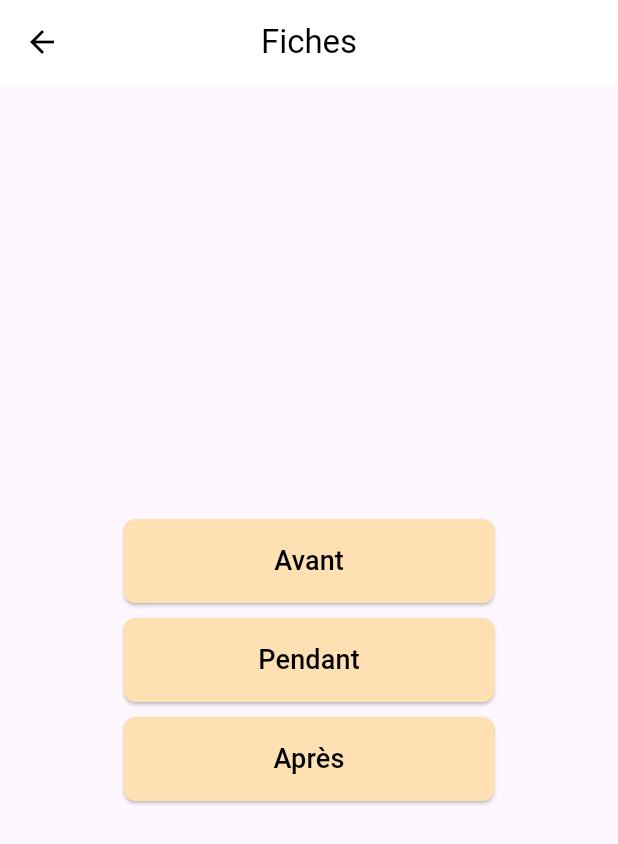
After one commit to Mohamedthiam1/shakeup, a Flutter app: the FicheScreen screen opened directly, on a phone screen of 412 x 824 dp. The commit adds this screen. Shown: the top 844 px of the screen. Run offline on Flutter 3.47's test engine with Material 3 defaults, Android fonts, the phone set to English and light mode, and no system bars.

Commit message:
Some quick changes

```diff
--- a/lib/main.dart
+++ b/lib/main.dart
@@ -16,7 +16,8 @@ class MyApp extends StatelessWidget {
   @override
   Widget build(BuildContext context) {
     return MaterialApp(
-      home: SalonPage(),
+      debugShowCheckedModeBanner: false,
+      home: const SalonPage(),
       routes: {
         '/privacy': (context) => const PrivacyPolicyPage(),
         '/terms': (context) => const TermsPage(),
--- /dev/null
+++ b/lib/pages/fiche_screen.dart
@@ -0,0 +1,89 @@
+import 'package:flutter/material.dart';
+
+class FicheScreen extends StatefulWidget {
+  const FicheScreen({super.key});
+
+  @override
+  State<FicheScreen> createState() => _FicheScreenState();
+}
+
+class _FicheScreenState extends State<FicheScreen> {
+  @override
+  Widget build(BuildContext context) {
+    return Scaffold(
+      appBar: AppBar(
+        title: Text(
+          'Fiches',
+          style: TextStyle(color: Colors.black), // Texte en noir dans l'AppBar
+        ),
+        centerTitle: true,
+        backgroundColor: Colors.white, // Couleur de fond blanche pour l'AppBar
+        elevation: 0, // Supprime l'ombre de l'AppBar pour un look plus propre
+        iconTheme: IconThemeData(color: Colors.black), // Icônes de l'AppBar en noir, si présentes
+      ),
+      body: Center(
+        child: Column(
+          mainAxisAlignment: MainAxisAlignment.center,
+          children: [
+            // Bouton "Avant" avec coins légèrement carrés
+            SizedBox(
+              width: MediaQuery.of(context).size.width * 0.6, // 60% de la largeur de l'écran
+              child: ElevatedButton(
+                onPressed: () {
+                  // Action pour "Avant"
+                },
+                style: ElevatedButton.styleFrom(
+                  backgroundColor: Colors.orange.shade100, // Fond du bouton en orange clair
+                  foregroundColor: Colors.black, // Texte en noir
+                  padding: EdgeInsets.symmetric(vertical: 15), // Hauteur ajustée
+                  shape: RoundedRectangleBorder(
+                    borderRadius: BorderRadius.circular(8), // Coins légèrement arrondis (valeur réduite)
+                  ),
+                ),
+                child: Text('Avant', style: TextStyle(fontSize: 18)),
+              ),
+            ),
+            SizedBox(height: 10),
+            // Bouton "Pendant" avec coins légèrement carrés
+            SizedBox(
+              width: MediaQuery.of(context).size.width * 0.6,
+              child: ElevatedButton(
+                onPressed: () {
+                  // Action pour "Pendant"
+                },
+                style: ElevatedButton.styleFrom(
+                  backgroundColor: Colors.orange.shade100,
+                  foregroundColor: Colors.black,
+                  padding: EdgeInsets.symmetric(vertical: 15),
+                  shape: RoundedRectangleBorder(
+                    borderRadius: BorderRadius.circular(8), // Coins légèrement arrondis
+                  ),
+                ),
+                child: Text('Pendant', style: TextStyle(fontSize: 18)),
+              ),
+            ),
+            SizedBox(height: 10),
+            // Bouton "Après" avec coins légèrement carrés
+            SizedBox(
+              width: MediaQuery.of(context).size.width * 0.6,
+              child: ElevatedButton(
+                onPressed: () {
+                  // Action pour "Après"
+                },
+                style: ElevatedButton.styleFrom(
+                  backgroundColor: Colors.orange.shade100,
+                  foregroundColor: Colors.black,
+                  padding: EdgeInsets.symmetric(vertical: 15),
+                  shape: RoundedRectangleBorder(
+                    borderRadius: BorderRadius.circular(8), // Coins légèrement arrondis
+                  ),
+                ),
+                child: Text('Après', style: TextStyle(fontSize: 18)),
+              ),
+            ),
+          ],
+        ),
+      ),
+    );
+  }
+}
```
Also changed, not shown: lib/pages/homepage.dart (+4 -4 lines), lib/pages/mini_jeu_screen.dart (added, +61 -0 lines), pubspec.yaml (+26 -5 lines), assets/img3.jpg (added), assets/img4.jpg (added), assets/img5.jpg (added), pubspec.lock, 4 other files.
